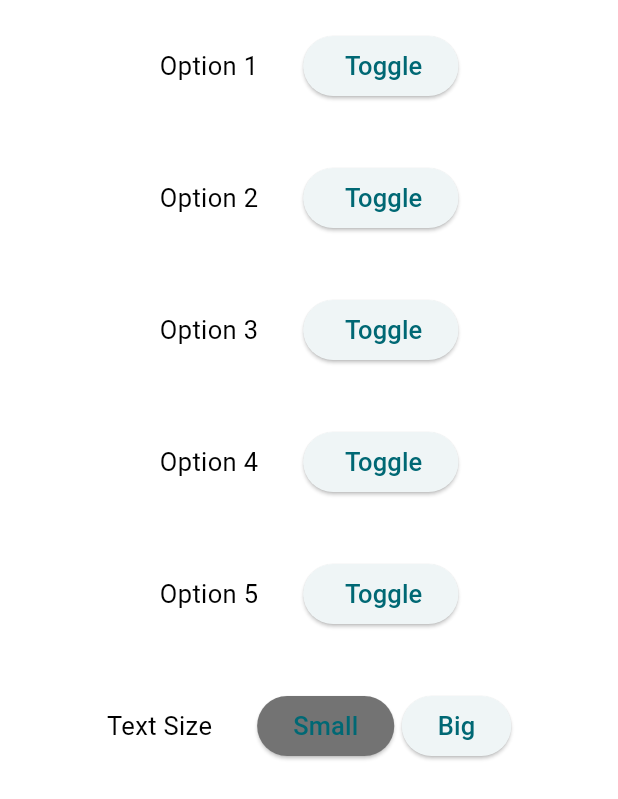
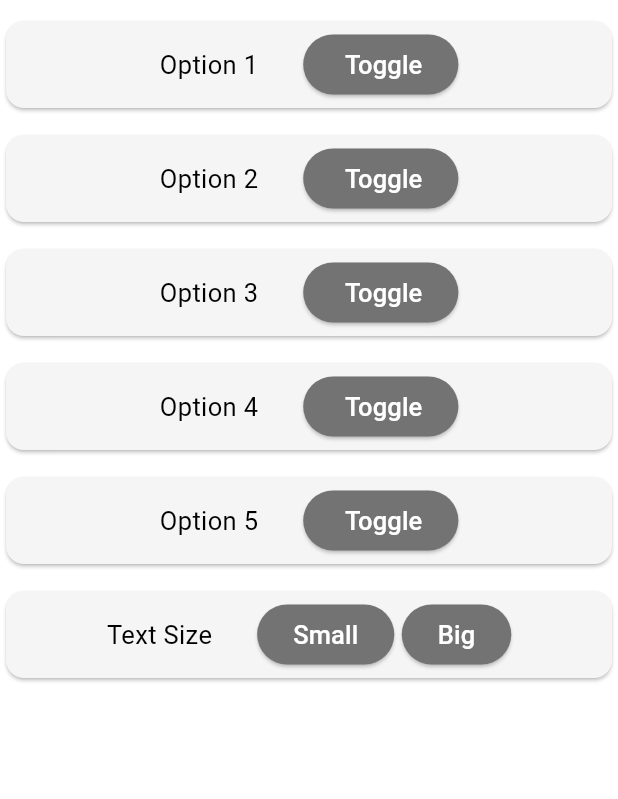
Before and after one commit to koloiyolo/flutter_dessktop_template, a Flutter app: the SettingsPage screen opened directly, on a phone screen of 412 x 824 dp. Shown: the top 799 px of the screen. Run offline on Flutter 3.47's test engine with Material 2 defaults, Android fonts, the light colour scheme and no system bars.

Commit message:
Some UI changes

```diff
--- a/lib/globals.dart
+++ b/lib/globals.dart
@@ -19,6 +19,7 @@ var lightNavColor = const Color.fromARGB(255, 235, 235, 235);
 var lightNavIconColor = const Color.fromARGB(255, 67, 67, 67);
 var lightSelectedNavButtonColor = const Color.fromARGB(255, 200, 200, 200);
 var lightTextColor = const Color.fromARGB(255, 0, 0, 0);
+var lightCardColor = const Color.fromARGB(255, 245, 245, 245);
 
 //darkMode
 //var darkModeSeed = const Color.fromARGB(255, 189, 82, 39);
@@ -27,6 +28,7 @@ var darkNavColor = const Color.fromARGB(255, 67, 67, 67);
 var darkNavIconColor = const Color.fromARGB(255, 255, 255, 255);
 var darkSelectedNavButtonColor = const Color.fromARGB(255, 100, 100, 100);
 var darkTextColor = const Color.fromARGB(255, 255, 255, 255);
+var darkCardColor = const Color.fromARGB(255, 95, 95, 95);
 
 //Mode vars
 var backgroundColor = Color.fromARGB(255, 255, 255, 255);
@@ -36,3 +38,5 @@ var navIconColor = Color.fromARGB(255, 67, 67, 67);
 var selectedNavButtonColor = Color.fromARGB(255, 210, 210, 210);
 var textColor =Color.fromARGB(255, 0, 0, 0);
 var buttonColor = Color.fromARGB(255, 115, 115, 115);
+var buttonTextColor = Color.fromARGB(255, 255, 255, 255);
+var cardColor = Color.fromARGB(255, 245, 245, 245);
--- a/lib/main.dart
+++ b/lib/main.dart
@@ -72,24 +72,28 @@ class _NavBarState extends State<NavBar> {
           darkLightModeIcon = const Icon(Icons.light_mode);
           darkLightModeText = const Text('Light Mode');
           darkModeToggle = 1;
-          // Setting theme
+
+          // Setting dark theme
           //globals.seedColor = globals.darkModeSeed;
           globals.backgroundColor = globals.darkModeBackground;
           globals.navColor= globals.darkNavColor;
           globals.navIconColor = globals.darkNavIconColor;
           globals.selectedNavButtonColor = globals.darkSelectedNavButtonColor;
           globals.textColor = globals.darkTextColor;
+          globals.cardColor = globals.darkNavColor;
           }else{
             darkLightModeIcon = const Icon(Icons.dark_mode);
             darkLightModeText = const Text('Dark Mode');
             darkModeToggle = 0;
-            // Setting theme
+
+            // Setting light theme
             //globals.seedColor = globals.lightModeSeed;
             globals.backgroundColor=globals.lightModeBackground;
             globals.navColor = globals.lightNavColor;
             globals.navIconColor = globals.lightNavIconColor;
             globals.selectedNavButtonColor = globals.lightSelectedNavButtonColor;
             globals.textColor = globals.lightTextColor;
+            globals.cardColor = globals.lightCardColor;
           }
 
       break;
--- a/lib/settings.dart
+++ b/lib/settings.dart
@@ -1,11 +1,7 @@
-
-
 import 'package:flutter/material.dart';
 //import 'package:flutter/src/widgets/framework.dart';
 //import 'package:flutter/src/widgets/placeholder.dart';
 import 'globals.dart' as globals;
-
-
 
 class SettingsPage extends StatefulWidget {
   const SettingsPage({super.key});
@@ -17,126 +13,182 @@ class SettingsPage extends StatefulWidget {
 class _SettingsPageState extends State<SettingsPage> {
   @override
   Widget build(BuildContext context) {
-
-
     return Scaffold(
       backgroundColor: globals.backgroundColor,
       body: Column(
         children: [
-          Padding(
-            padding: const EdgeInsets.all(20.0),
+          const SizedBox(height: 10),
+          Card(
+            color: globals.cardColor,
+            child: Padding(
+              padding: const EdgeInsets.all(5.0),
               child: Row(
                 mainAxisAlignment: MainAxisAlignment.center,
                 children: [
-                Text('Option 1', style:TextStyle(
-                  fontSize: globals.textSize,
-                  color: globals.textColor)),
+                  Text('Option 1',
+                      style: TextStyle(
+                          fontSize: globals.textSize, color: globals.textColor)),
                   const SizedBox(width: 30),
                   ElevatedButton(
+                    style: ElevatedButton.styleFrom(
+                        backgroundColor: globals.buttonColor),
                     onPressed: () {},
-                  child: Text(' Toggle',  style:TextStyle(fontSize: globals.textSize)  ),
+                    child: Text(' Toggle',
+                        style: TextStyle(
+                            fontSize: globals.textSize,
+                            color: globals.buttonTextColor)),
                   ),
                 ],
               ),
             ),
-          Padding(
-            padding: const EdgeInsets.all(20.0),
+          ),
+          const SizedBox(height: 10),
+          Card(
+            color: globals.cardColor,
+            child: Padding(
+              padding: const EdgeInsets.all(5.0),
               child: Row(
                 mainAxisAlignment: MainAxisAlignment.center,
                 children: [
-                Text('Option 2', style:TextStyle(
-                  fontSize: globals.textSize,
-                  color: globals.textColor)),
+                  Text('Option 2',
+                      style: TextStyle(
+                          fontSize: globals.textSize, color: globals.textColor)),
                   const SizedBox(width: 30),
                   ElevatedButton(
+                    style: ElevatedButton.styleFrom(
+                        backgroundColor: globals.buttonColor),
                     onPressed: () {},
-                  child: Text(' Toggle',  style:TextStyle(fontSize: globals.textSize)  ),
+                    child: Text(' Toggle',
+                        style: TextStyle(
+                            fontSize: globals.textSize,
+                            color: globals.buttonTextColor)),
                   ),
                 ],
               ),
             ),
-          Padding(
-            padding: const EdgeInsets.all(20.0),
+          ),
+          const SizedBox(height: 10),
+          Card(
+            color: globals.cardColor,
+            child: Padding(
+              padding: const EdgeInsets.all(5.0),
               child: Row(
                 mainAxisAlignment: MainAxisAlignment.center,
                 children: [
-                Text('Option 3', style:TextStyle(
-                  fontSize: globals.textSize,
-                  color: globals.textColor)),
+                  Text('Option 3',
+                      style: TextStyle(
+                          fontSize: globals.textSize, color: globals.textColor)),
                   const SizedBox(width: 30),
                   ElevatedButton(
+                    style: ElevatedButton.styleFrom(
+                        backgroundColor: globals.buttonColor),
                     onPressed: () {},
-                  child: Text(' Toggle',style:TextStyle(fontSize: globals.textSize)  ),
+                    child: Text(' Toggle',
+                        style: TextStyle(
+                            fontSize: globals.textSize,
+                            color: globals.buttonTextColor)),
                   ),
                 ],
               ),
             ),
-          Padding(
-            padding: const EdgeInsets.all(20.0),
+          ),
+          const SizedBox(height: 10),
+          Card(
+            color: globals.cardColor,
+            child: Padding(
+              padding: const EdgeInsets.all(5.0),
               child: Row(
                 mainAxisAlignment: MainAxisAlignment.center,
                 children: [
-               Text('Option 4', style:TextStyle(
-                  fontSize: globals.textSize,
-                  color: globals.textColor)),
+                  Text('Option 4',
+                      style: TextStyle(
+                          fontSize: globals.textSize, color: globals.textColor)),
                   const SizedBox(width: 30),
                   ElevatedButton(
+                    style: ElevatedButton.styleFrom(
+                        backgroundColor: globals.buttonColor),
                     onPressed: () {},
                     child: Text(' Toggle',
-                  style:TextStyle(fontSize: globals.textSize)  ),
+                        style: TextStyle(
+                            fontSize: globals.textSize,
+                            color: globals.buttonTextColor)),
                   ),
                 ],
               ),
             ),
-          Padding(
-            padding: const EdgeInsets.all(20.0),
+          ),
+          const SizedBox(height: 10),
+          Card(
+            color: globals.cardColor,
+            child: Padding(
+              padding: const EdgeInsets.all(5.0),
               child: Row(
                 mainAxisAlignment: MainAxisAlignment.center,
                 children: [
-               Text('Option 5', style:TextStyle(
-                  fontSize: globals.textSize,
-                  color: globals.textColor)),
+                  Text('Option 5',
+                      style: TextStyle(
+                          fontSize: globals.textSize, color: globals.textColor)),
                   const SizedBox(width: 30),
                   ElevatedButton(
+                    style: ElevatedButton.styleFrom(
+                        backgroundColor: globals.buttonColor),
                     onPressed: () {},
                     child: Text(' Toggle',
-                  style:TextStyle(fontSize: globals.textSize)  ),
+                        style: TextStyle(
+                            fontSize: globals.textSize,
+                            color: globals.buttonTextColor)),
                   ),
                 ],
               ),
             ),
-          Padding(
-            padding: const EdgeInsets.all(20.0),
+          ),
+          const SizedBox(height: 10),
+          Card(
+            color: globals.cardColor,
+            child: Padding(
+              padding: const EdgeInsets.all(5.0),
               child: Row(
                 mainAxisAlignment: MainAxisAlignment.center,
                 children: [
-                Text('Text Size', style:TextStyle(
-                  fontSize: globals.textSize,
-                  color: globals.textColor)),
+                  Text('Text Size',
+                      style: TextStyle(
+                          fontSize: globals.textSize, color: globals.textColor)),
                   const SizedBox(width: 30),
                   Row(
                     children: [
                       ElevatedButton(
-                      style: ElevatedButton.styleFrom(backgroundColor: globals.buttonColor), //<====== Working on that rn
+                        style: ElevatedButton.styleFrom(
+                            backgroundColor:
+                                globals.buttonColor), //<====== Working on that rn
                         onPressed: () {
                           setState(() {
                             globals.textSize = 17.0;
-                        });;
+                          });
+                          ;
                         },
-                      child: Text('Small', style:TextStyle(fontSize: globals.textSize)  ),
+                        child: Text('Small',
+                            style: TextStyle(
+                                fontSize: globals.textSize,
+                                color: globals.buttonTextColor)),
                       ),
                       const SizedBox(width: 5),
                       ElevatedButton(
+                        style: ElevatedButton.styleFrom(
+                            backgroundColor: globals.buttonColor),
                         onPressed: () {
                           setState(() {
                             globals.textSize = 30;
                           });
                         },
-                      child: Text('Big', style:TextStyle(fontSize: globals.textSize)  ),
+                        child: Text('Big',
+                            style: TextStyle(
+                                fontSize: globals.textSize,
+                                color: globals.buttonTextColor)),
                       ),
                     ],
                   ),
                 ],
+              ),
             ),
           ),
         ],
```
Lines whose indentation alone changed are shown as unchanged.
